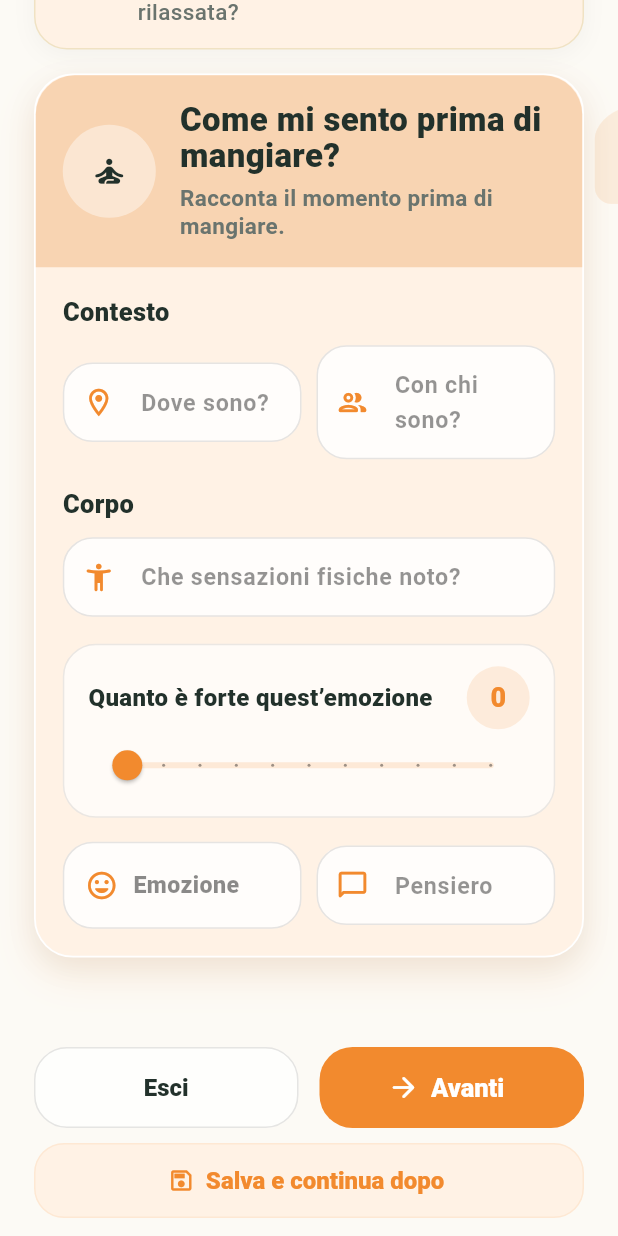
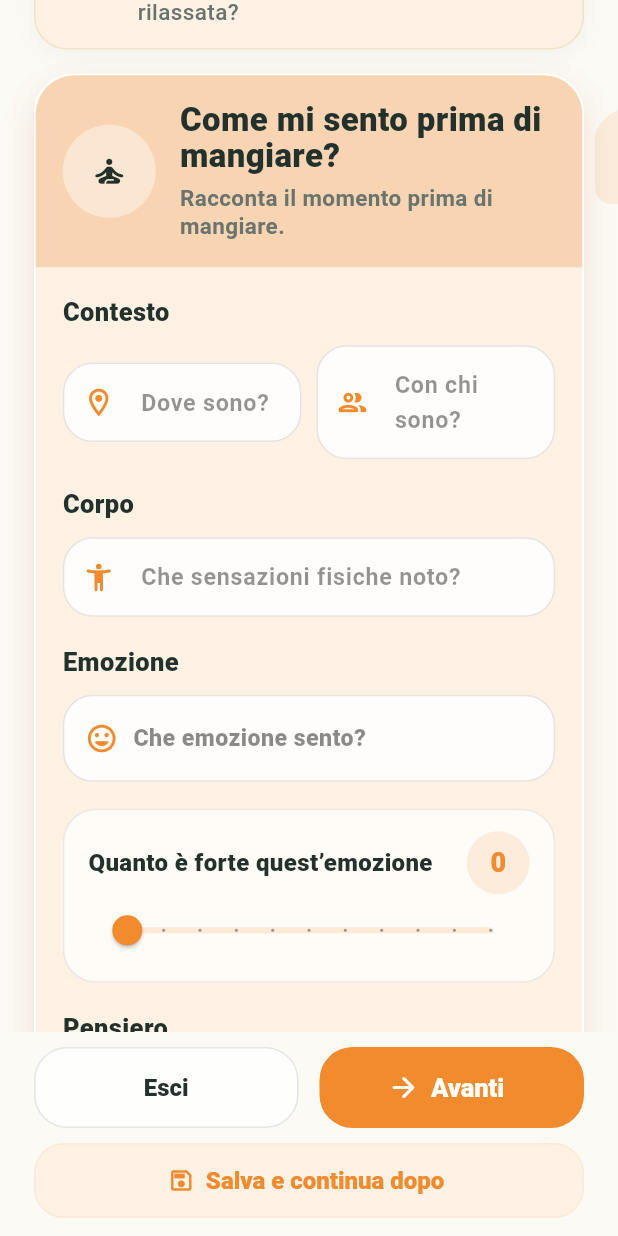
Before and after one commit to raulsosa-hue/Diario-Alimentare-, a Flutter app: the AddMealPage screen opened directly, scrolled down 412 dp, on a phone screen of 412 x 824 dp. Run offline on Flutter 3.47's test engine with Material 3 defaults, Android fonts, the phone set to English and light mode, and no system bars; our stand-ins replace flutter_local_notifications, flutter_timezone, pdf, printing, shared_preferences, sqflite and 1 more; accounts and stored records are empty.

Commit message:
sistemate schermate esercizio e pasto

```diff
--- a/lib/pages/add_meal_page.dart
+++ b/lib/pages/add_meal_page.dart
@@ -535,6 +535,7 @@ class _AddMealPageState extends State<AddMealPage> {
         children: [
           const EntrySmallLabel('Contesto'),
           const SizedBox(height: 10),
+
           Row(
             children: [
               Expanded(
@@ -556,30 +557,27 @@ class _AddMealPageState extends State<AddMealPage> {
               ),
             ],
           ),
+
           const SizedBox(height: 18),
+
           const EntrySmallLabel('Corpo'),
           const SizedBox(height: 10),
+
           EntrySoftTextField(
             controller: _bodyBeforeCtrl,
             hint: 'Che sensazioni fisiche noto?',
             icon: Icons.accessibility_new_rounded,
             accentColor: _stepAccent,
           ),
+
           const SizedBox(height: 18),
-          EntrySliderCard(
-            label: 'Quanto è forte quest\u2019emozione',
-            value: _intensityBefore,
-            accentColor: _stepAccent,
-            textDark: EntryFormColors.textDark,
-            onChanged: (v) => setState(() => _intensityBefore = v),
-          ),
-          const SizedBox(height: 16),
-          Row(
-            children: [
-              Expanded(
-                child: EntrySelectorTile(
+
+          const EntrySmallLabel('Emozione'),
+          const SizedBox(height: 10),
+
+          EntrySelectorTile(
             icon: Icons.mood_rounded,
-                  title: 'Emozione',
+            title: 'Che emozione sento?',
             value: _emotionsBefore,
             accentColor: _stepAccent,
             textDark: EntryFormColors.textDark,
@@ -589,17 +587,27 @@ class _AddMealPageState extends State<AddMealPage> {
               onChanged: (v) => setState(() => _emotionsBefore = v),
             ),
           ),
+
+          const SizedBox(height: 18),
+
+          EntrySliderCard(
+            label: 'Quanto è forte quest\u2019emozione',
+            value: _intensityBefore,
+            accentColor: _stepAccent,
+            textDark: EntryFormColors.textDark,
+            onChanged: (v) => setState(() => _intensityBefore = v),
           ),
-              const SizedBox(width: 10),
-              Expanded(
-                child: EntrySoftTextField(
+
+          const SizedBox(height: 18),
+
+          const EntrySmallLabel('Pensiero'),
+          const SizedBox(height: 10),
+
+          EntrySoftTextField(
             controller: _thoughtBeforeCtrl,
-                  hint: 'Pensiero',
+            hint: 'Che pensiero passa in questo momento?',
             icon: Icons.chat_bubble_outline_rounded,
             accentColor: _stepAccent,
-                ),
-              ),
-            ],
           ),
         ],
       ),
@@ -671,27 +679,22 @@ class _AddMealPageState extends State<AddMealPage> {
         children: [
           const EntrySmallLabel('Corpo'),
           const SizedBox(height: 10),
+
           EntrySoftTextField(
             controller: _bodyAfterCtrl,
             hint: 'Che sensazioni fisiche noto?',
             icon: Icons.accessibility_new_rounded,
             accentColor: _stepAccent,
           ),
+
           const SizedBox(height: 18),
-          EntrySliderCard(
-            label: 'Quanto è forte quest\u2019emozione',
-            value: _intensityAfter,
-            accentColor: _stepAccent,
-            textDark: EntryFormColors.textDark,
-            onChanged: (v) => setState(() => _intensityAfter = v),
-          ),
-          const SizedBox(height: 16),
-          Row(
-            children: [
-              Expanded(
-                child: EntrySelectorTile(
+
+          const EntrySmallLabel('Emozione'),
+          const SizedBox(height: 10),
+
+          EntrySelectorTile(
             icon: Icons.mood_rounded,
-                  title: 'Emozione',
+            title: 'Che emozione sento adesso?',
             value: _emotionsAfter,
             accentColor: _stepAccent,
             textDark: EntryFormColors.textDark,
@@ -701,22 +704,34 @@ class _AddMealPageState extends State<AddMealPage> {
               onChanged: (v) => setState(() => _emotionsAfter = v),
             ),
           ),
+
+          const SizedBox(height: 18),
+
+          EntrySliderCard(
+            label: 'Quanto è forte quest\u2019emozione',
+            value: _intensityAfter,
+            accentColor: _stepAccent,
+            textDark: EntryFormColors.textDark,
+            onChanged: (v) => setState(() => _intensityAfter = v),
           ),
-              const SizedBox(width: 10),
-              Expanded(
-                child: EntrySoftTextField(
+
+          const SizedBox(height: 18),
+
+          const EntrySmallLabel('Pensiero'),
+          const SizedBox(height: 10),
+
+          EntrySoftTextField(
             controller: _thoughtAfterCtrl,
-                  hint: 'Pensiero',
+            hint: 'Che pensiero rimane dopo il pasto?',
             icon: Icons.chat_bubble_outline_rounded,
             accentColor: _stepAccent,
-                ),
-              ),
-            ],
           ),
         ],
       ),
     );
   }
+
+
 
   @override
   Widget build(BuildContext context) {
```
Also changed, not shown: lib/pages/add_exercise_page.dart (+54 -41 lines). Lines whose indentation alone changed are shown as unchanged.
